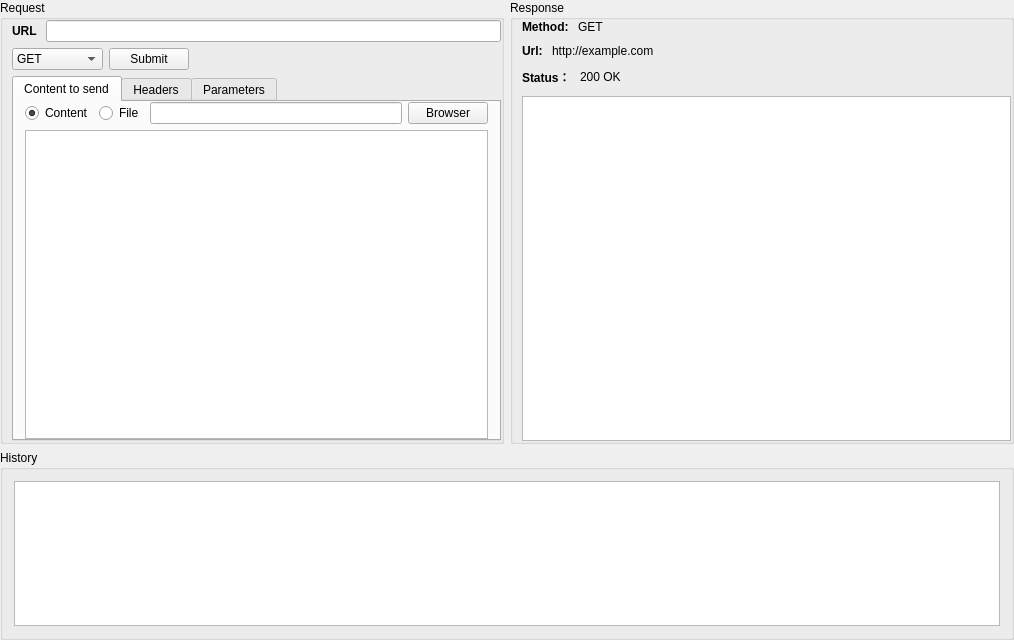
This is project/HttpTool/mainwindow.ui in pjh130/qt as Qt 5 draws it before an edit. The edited form follows.
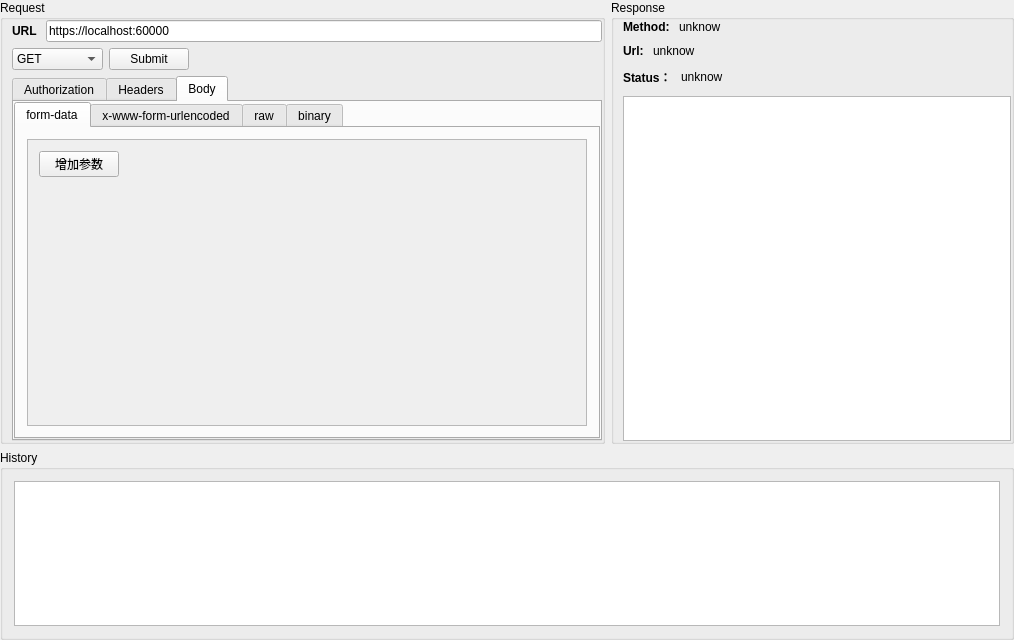
This is the edited form. The open tabs and pages were chosen to show the change.

```diff
--- a/project/HttpTool/mainwindow.ui
+++ b/project/HttpTool/mainwindow.ui
@@ -28,7 +28,7 @@
      <number>0</number>
     </property>
     <item>
-     <layout class="QHBoxLayout" name="horizontalLayout_4" stretch="5,5">
+     <layout class="QHBoxLayout" name="horizontalLayout_4" stretch="6,4">
       <item>
        <widget class="QGroupBox" name="groupBoxReq">
         <property name="title">
@@ -63,14 +63,18 @@
             </widget>
            </item>
            <item>
-            <widget class="QLineEdit" name="lineEditUrl"/>
+            <widget class="QLineEdit" name="lineEditUrl">
+             <property name="text">
+              <string>https://localhost:60000</string>
+             </property>
+            </widget>
            </item>
           </layout>
          </item>
          <item>
           <layout class="QHBoxLayout" name="horizontalLayout_2">
            <item>
-            <widget class="QComboBox" name="comboBox">
+            <widget class="QComboBox" name="comboBoxMethod">
              <item>
               <property name="text">
                <string>GET</string>
@@ -141,54 +145,77 @@
           </layout>
          </item>
          <item>
-          <widget class="QTabWidget" name="tabWidget">
+          <widget class="QTabWidget" name="tabWidgetRequest">
            <property name="currentIndex">
             <number>0</number>
            </property>
-           <widget class="QWidget" name="Content">
+           <widget class="QWidget" name="Auth">
             <attribute name="title">
-             <string>Content to send</string>
+             <string>Authorization</string>
             </attribute>
-            <layout class="QVBoxLayout" name="verticalLayout_5">
-             <property name="topMargin">
-              <number>0</number>
-             </property>
-             <property name="bottomMargin">
-              <number>0</number>
-             </property>
+            <layout class="QVBoxLayout" name="verticalLayout_10">
              <item>
               <layout class="QHBoxLayout" name="horizontalLayout_3">
                <item>
-                <widget class="QRadioButton" name="radioButtonContent">
+                <widget class="QComboBox" name="comboBoxAuth">
+                 <item>
                  <property name="text">
-                  <string>Content</string>
-                 </property>
-                 <property name="checked">
-                  <bool>true</bool>
-                 </property>
-                </widget>
+                   <string>No Auth</string>
+                  </property>
+                 </item>
+                 <item>
+                  <property name="text">
+                   <string>Basic Auth</string>
+                  </property>
                </item>
                <item>
-                <widget class="QRadioButton" name="radioButtonFile">
                  <property name="text">
-                  <string>File</string>
-                 </property>
-                </widget>
+                   <string>Digest Auth</string>
+                  </property>
                </item>
                <item>
-                <widget class="QLineEdit" name="lineEditFile"/>
+                  <property name="text">
+                   <string>OAuth 1.0</string>
+                  </property>
                </item>
                <item>
-                <widget class="QPushButton" name="pushButtonFile">
                  <property name="text">
-                  <string>Browser</string>
-                 </property>
+                   <string>OAuth 2.0</string>
+                  </property>
+                 </item>
                 </widget>
                </item>
+               <item>
+                <spacer name="horizontalSpacer_4">
+                 <property name="orientation">
+                  <enum>Qt::Horizontal</enum>
+                 </property>
+                 <property name="sizeHint" stdset="0">
+                  <size>
+                   <width>40</width>
+                   <height>20</height>
+                  </size>
+                 </property>
+                </spacer>
+               </item>
               </layout>
              </item>
              <item>
-              <widget class="QTextEdit" name="textEditResquest"/>
+              <widget class="QScrollArea" name="scrollAreaAuth">
+               <property name="widgetResizable">
+                <bool>true</bool>
+               </property>
+               <widget class="QWidget" name="scrollAreaWidgetContents_3">
+                <property name="geometry">
+                 <rect>
+                  <x>0</x>
+                  <y>0</y>
+                  <width>567</width>
+                  <height>296</height>
+                 </rect>
+                </property>
+               </widget>
+              </widget>
              </item>
             </layout>
            </widget>
@@ -197,6 +224,48 @@
              <string>Headers</string>
             </attribute>
             <layout class="QVBoxLayout" name="verticalLayout_7">
+             <property name="spacing">
+              <number>0</number>
+             </property>
+             <property name="leftMargin">
+              <number>0</number>
+             </property>
+             <property name="topMargin">
+              <number>0</number>
+             </property>
+             <property name="rightMargin">
+              <number>0</number>
+             </property>
+             <property name="bottomMargin">
+              <number>0</number>
+             </property>
+             <item>
+              <widget class="QScrollArea" name="scrollAreaHeader">
+               <property name="widgetResizable">
+                <bool>true</bool>
+               </property>
+               <widget class="QWidget" name="scrollAreaWidgetContents">
+                <property name="geometry">
+                 <rect>
+                  <x>0</x>
+                  <y>0</y>
+                  <width>585</width>
+                  <height>342</height>
+                 </rect>
+                </property>
+                <layout class="QVBoxLayout" name="verticalLayoutHeader">
+                 <property name="spacing">
+                  <number>0</number>
+                 </property>
+                 <property name="leftMargin">
+                  <number>0</number>
+                 </property>
+                 <property name="rightMargin">
+                  <number>0</number>
+                 </property>
+                 <property name="bottomMargin">
+                  <number>0</number>
+                 </property>
              <item>
               <layout class="QHBoxLayout" name="horizontalLayout_9">
                <item>
@@ -229,22 +298,129 @@
                <property name="sizeHint" stdset="0">
                 <size>
                  <width>20</width>
-                 <height>292</height>
+                     <height>305</height>
                 </size>
                </property>
               </spacer>
              </item>
             </layout>
            </widget>
-           <widget class="QWidget" name="tabParameters">
+              </widget>
+             </item>
+            </layout>
+           </widget>
+           <widget class="QWidget" name="tabBody">
             <attribute name="title">
-             <string>Parameters</string>
+             <string>Body</string>
             </attribute>
-            <layout class="QVBoxLayout" name="verticalLayout_6">
+            <layout class="QVBoxLayout" name="verticalLayout_13">
+             <property name="spacing">
+              <number>0</number>
+             </property>
+             <property name="leftMargin">
+              <number>0</number>
+             </property>
+             <property name="topMargin">
+              <number>0</number>
+             </property>
+             <property name="rightMargin">
+              <number>0</number>
+             </property>
+             <property name="bottomMargin">
+              <number>0</number>
+             </property>
+             <item>
+              <widget class="QTabWidget" name="tabWidgetBody">
+               <property name="currentIndex">
+                <number>0</number>
+               </property>
+               <widget class="QWidget" name="tabFormdata">
+                <attribute name="title">
+                 <string>form-data</string>
+                </attribute>
+                <layout class="QVBoxLayout" name="verticalLayout_9">
+                 <item>
+                  <widget class="QScrollArea" name="scrollAreaFormdata">
+                   <property name="widgetResizable">
+                    <bool>true</bool>
+                   </property>
+                   <widget class="QWidget" name="scrollAreaWidgetContents_4">
+                    <property name="geometry">
+                     <rect>
+                      <x>0</x>
+                      <y>0</y>
+                      <width>561</width>
+                      <height>299</height>
+                     </rect>
+                    </property>
+                    <layout class="QVBoxLayout" name="verticalLayoutFormdata">
+                     <item>
+                      <layout class="QHBoxLayout" name="horizontalLayoutFormdata">
+                       <item>
+                        <widget class="QPushButton" name="pushButtonAddFormdata">
+                         <property name="text">
+                          <string>增加参数</string>
+                         </property>
+                        </widget>
+                       </item>
+                       <item>
+                        <spacer name="horizontalSpacer_5">
+                         <property name="orientation">
+                          <enum>Qt::Horizontal</enum>
+                         </property>
+                         <property name="sizeHint" stdset="0">
+                          <size>
+                           <width>40</width>
+                           <height>20</height>
+                          </size>
+                         </property>
+                        </spacer>
+                       </item>
+                      </layout>
+                     </item>
+                     <item>
+                      <spacer name="verticalSpacer_4">
+                       <property name="orientation">
+                        <enum>Qt::Vertical</enum>
+                       </property>
+                       <property name="sizeHint" stdset="0">
+                        <size>
+                         <width>20</width>
+                         <height>247</height>
+                        </size>
+                       </property>
+                      </spacer>
+                     </item>
+                    </layout>
+                   </widget>
+                  </widget>
+                 </item>
+                </layout>
+               </widget>
+               <widget class="QWidget" name="tabXwwwForm">
+                <attribute name="title">
+                 <string>x-www-form-urlencoded</string>
+                </attribute>
+                <layout class="QVBoxLayout" name="verticalLayoutXwwFormTab">
+                 <item>
+                  <widget class="QScrollArea" name="scrollAreaXwwwForm">
+                   <property name="widgetResizable">
+                    <bool>true</bool>
+                   </property>
+                   <widget class="QWidget" name="scrollAreaWidgetContents_2">
+                    <property name="geometry">
+                     <rect>
+                      <x>0</x>
+                      <y>0</y>
+                      <width>561</width>
+                      <height>299</height>
+                     </rect>
+                    </property>
+                    <layout class="QVBoxLayout" name="verticalLayoutXwwForm">
              <item>
               <layout class="QHBoxLayout" name="horizontalLayout_8">
                <item>
-                <widget class="QPushButton" name="pushButtonParaAdd">
+                        <widget class="QPushButton" name="pushButtonAddXwww">
                  <property name="text">
                   <string>增加参数</string>
                  </property>
@@ -273,10 +449,62 @@
                <property name="sizeHint" stdset="0">
                 <size>
                  <width>20</width>
-                 <height>40</height>
+                         <height>247</height>
                 </size>
                </property>
               </spacer>
+                     </item>
+                    </layout>
+                   </widget>
+                  </widget>
+                 </item>
+                </layout>
+               </widget>
+               <widget class="QWidget" name="tabRaw">
+                <attribute name="title">
+                 <string>raw</string>
+                </attribute>
+                <layout class="QVBoxLayout" name="verticalLayout_5">
+                 <item>
+                  <widget class="QTextEdit" name="textEditRaw"/>
+                 </item>
+                </layout>
+               </widget>
+               <widget class="QWidget" name="tabBinary">
+                <attribute name="title">
+                 <string>binary</string>
+                </attribute>
+                <layout class="QVBoxLayout" name="verticalLayout_6">
+                 <item>
+                  <layout class="QHBoxLayout" name="horizontalLayout_10">
+                   <item>
+                    <widget class="QPushButton" name="pushButtonBinary">
+                     <property name="text">
+                      <string>选择文件</string>
+                     </property>
+                    </widget>
+                   </item>
+                   <item>
+                    <widget class="QLineEdit" name="lineEditBinary"/>
+                   </item>
+                  </layout>
+                 </item>
+                 <item>
+                  <spacer name="verticalSpacer_3">
+                   <property name="orientation">
+                    <enum>Qt::Vertical</enum>
+                   </property>
+                   <property name="sizeHint" stdset="0">
+                    <size>
+                     <width>20</width>
+                     <height>249</height>
+                    </size>
+                   </property>
+                  </spacer>
+                 </item>
+                </layout>
+               </widget>
+              </widget>
              </item>
             </layout>
            </widget>
@@ -333,7 +561,7 @@
               </sizepolicy>
              </property>
              <property name="text">
-              <string>GET</string>
+              <string>unknow</string>
              </property>
             </widget>
            </item>
@@ -363,7 +591,7 @@
               </sizepolicy>
              </property>
              <property name="text">
-              <string>http://example.com</string>
+              <string>unknow</string>
              </property>
             </widget>
            </item>
@@ -393,7 +621,7 @@
               </sizepolicy>
              </property>
              <property name="text">
-              <string>200 OK</string>
+              <string>unknow</string>
              </property>
             </widget>
            </item>
```
Lines whose indentation alone changed are shown as unchanged.
